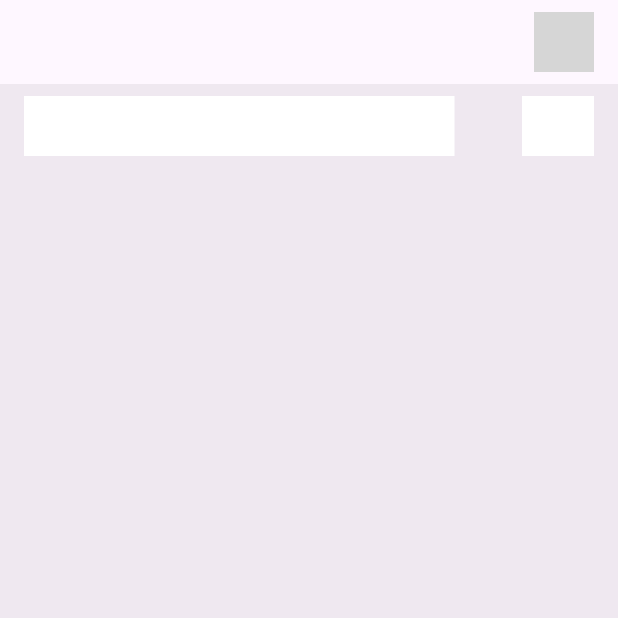
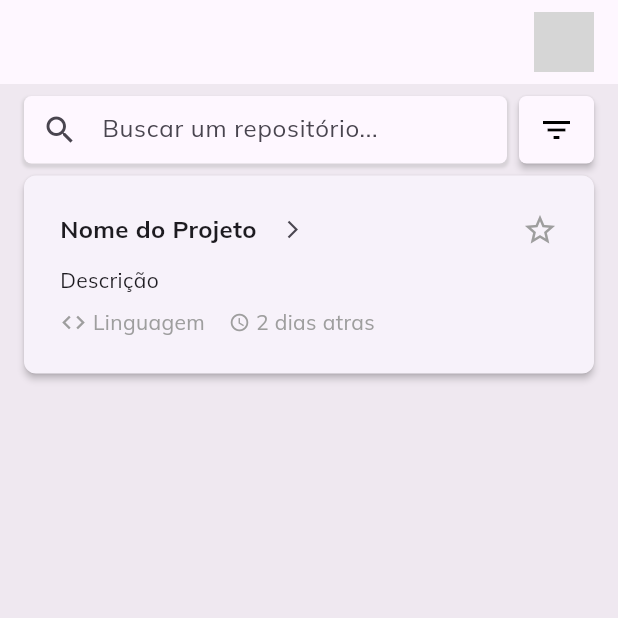
Before and after one commit to paulohm0/gok-mobile-test, a Flutter app: the screen it shows after launch, on a phone screen of 412 x 824 dp, the top half of it. Run offline on Flutter 3.47's test engine with Material 3 defaults, Android fonts, the phone set to English and light mode, and no system bars; our stand-ins replace dio, font_awesome_flutter, google_fonts; accounts and stored records are empty; network calls fail; grey boxes are pictures that could not be loaded.

Commit message:
wip: repos list screen

```diff
--- a/lib/screens/repos_list_screen.dart
+++ b/lib/screens/repos_list_screen.dart
@@ -28,30 +28,72 @@ class _ReposListScreenState extends State<ReposListScreen> {
       ),
       body: Container(
         color: const Color.fromRGBO(0, 0, 0, 0.06),
-        child: Column(
-          children: [
-            Padding(
-              padding:
-                  const EdgeInsets.symmetric(vertical: 8.0, horizontal: 16.0),
-              child: Row(
+        child: Padding(
+          padding: const EdgeInsets.symmetric(vertical: 8.0, horizontal: 16.0),
+          child: Column(
+            children: [
+              Row(
                 children: [
-                  Container(
-                    decoration: BoxDecoration(color: Colors.white),
-                    height: 40,
-                    width: 287,
+                  Expanded(
+                    child: Container(
+                      decoration: BoxDecoration(
+                        color: const Color(0xFFFEF7FF),
+                        borderRadius: BorderRadius.circular(5),
+                        boxShadow: [
+                          BoxShadow(
+                            color: Colors.grey.withOpacity(0.3),
+                            spreadRadius: 1,
+                            blurRadius: 1,
+                            offset: const Offset(0, 2),
+                          ),
+                        ],
+                      ),
+                      height: 45,
+                      width: 287,
+                      child: const TextField(
+                        decoration: InputDecoration(
+                          prefixIcon: Icon(Icons.search),
+                          hintText: 'Buscar um repositório...',
+                          enabledBorder: UnderlineInputBorder(
+                            borderSide: BorderSide(color: Colors.transparent),
+                          ),
+                          focusedBorder: UnderlineInputBorder(
+                            borderSide: BorderSide(color: Colors.transparent),
+                          ),
+                        ),
+                      ),
+                    ),
                   ),
-                  Spacer(),
-                  Container(
-                    height: 40,
-                    width: 48,
-                    decoration: BoxDecoration(color: Colors.white),
+                  const SizedBox(
+                    width: 8.0,
+                  ),
+                  SizedBox(
+                    height: 45,
+                    width: 50,
+                    child: FloatingActionButton(
+                      onPressed: () {},
+                      elevation: 2,
+                      shape: RoundedRectangleBorder(
+                        borderRadius: BorderRadius.circular(5),
+                      ),
+                      backgroundColor: const Color(0xFFFEF7FF),
+                      child: const Icon(
+                        Icons.filter_list,
+                        color: Colors.black,
+                      ),
+                    ),
                   ),
                 ],
               ),
-            ),
-            //todo criar Lista de Repositórios abaixo
-            const RepoCardWidget(),
-          ],
+              //todo criar Lista de Repositórios abaixo
+              const RepoCardWidget(
+                projectName: 'Nome do Projeto',
+                codeLanguage: 'Linguagem',
+                projectDescription: 'Descrição',
+                lastModified: '2 dias atras',
+              ),
+            ],
+          ),
         ),
       ),
     );
--- a/lib/widgets/repo_card_widget.dart
+++ b/lib/widgets/repo_card_widget.dart
@@ -1,10 +1,109 @@
 import 'package:flutter/material.dart';
 
-class RepoCardWidget extends StatelessWidget {
-  const RepoCardWidget({super.key});
+class RepoCardWidget extends StatefulWidget {
+  final String projectName;
+  final String projectDescription;
+  final String codeLanguage;
+  final String lastModified;
+  const RepoCardWidget({
+    super.key,
+    required this.projectName,
+    required this.projectDescription,
+    required this.codeLanguage,
+    required this.lastModified,
+  });
+
+  @override
+  State<RepoCardWidget> createState() => _RepoCardWidgetState();
+}
+
+class _RepoCardWidgetState extends State<RepoCardWidget> {
+  bool isFavorite = false;
 
   @override
   Widget build(BuildContext context) {
-    return Container();
+    return GestureDetector(
+      onTap: () {},
+      child: Padding(
+        padding: const EdgeInsets.only(top: 8.0),
+        child: Card(
+          margin: EdgeInsets.zero,
+          elevation: 2,
+          shape: RoundedRectangleBorder(
+            borderRadius: BorderRadius.circular(8),
+          ),
+          child: Padding(
+            padding: const EdgeInsets.only(
+                left: 24.0, right: 12.0, top: 12.0, bottom: 24.0),
+            child: Column(
+              children: [
+                Row(
+                  children: [
+                    Text(widget.projectName,
+                        style: const TextStyle(
+                            fontSize: 16, fontWeight: FontWeight.w700)),
+                    IconButton(
+                        onPressed: () {},
+                        icon: const Icon(Icons.arrow_forward_ios, size: 14)),
+                    const Spacer(),
+                    IconButton(
+                        onPressed: () {
+                          setState(() {
+                            isFavorite = !isFavorite;
+                          });
+                        },
+                        icon: Icon(
+                          isFavorite ? Icons.star : Icons.star_border_outlined,
+                          color: isFavorite ? Colors.amber : Colors.grey,
+                        )),
+                  ],
+                ),
+                Padding(
+                  padding: const EdgeInsets.only(right: 8.0),
+                  child: Column(
+                    children: [
+                      Align(
+                        alignment: Alignment.centerLeft,
+                        child: Text(
+                          widget.projectDescription,
+                        ),
+                      ),
+                      Padding(
+                        padding: const EdgeInsets.only(top: 8.0),
+                        child: Row(
+                          children: [
+                            const Icon(
+                              Icons.code,
+                              size: 18,
+                              color: Colors.grey,
+                            ),
+                            Text(
+                              ' ${widget.codeLanguage}',
+                              style: const TextStyle(color: Colors.grey),
+                            ),
+                            const Padding(
+                              padding: EdgeInsets.only(left: 16.0),
+                              child: Icon(
+                                Icons.access_time,
+                                size: 14,
+                                color: Colors.grey,
+                              ),
+                            ),
+                            Text(
+                              ' ${widget.lastModified}',
+                              style: const TextStyle(color: Colors.grey),
+                            ),
+                          ],
+                        ),
+                      ),
+                    ],
+                  ),
+                ),
+              ],
+            ),
+          ),
+        ),
+      ),
+    );
   }
 }
```
